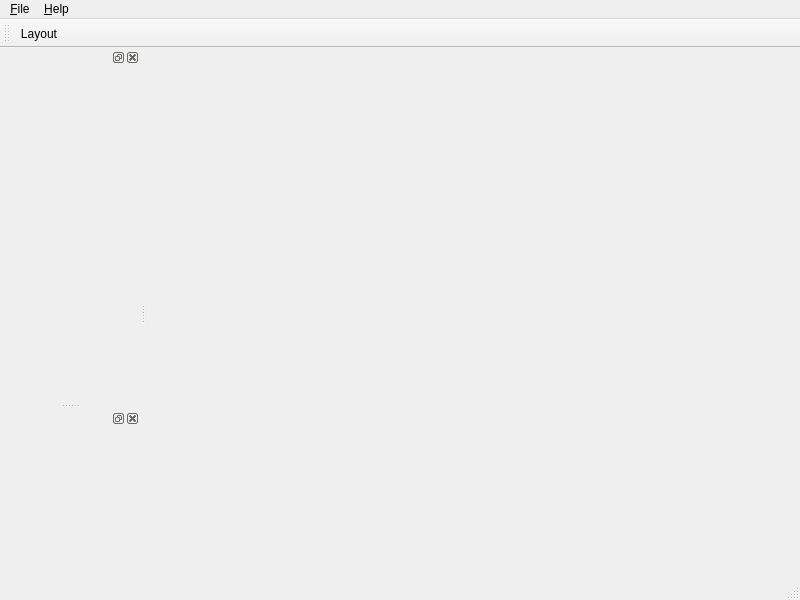
The window that apps/cts/ui/MainWindow.ui (jjacobsson/calltree) describes before a commit, drawn with Qt 5.
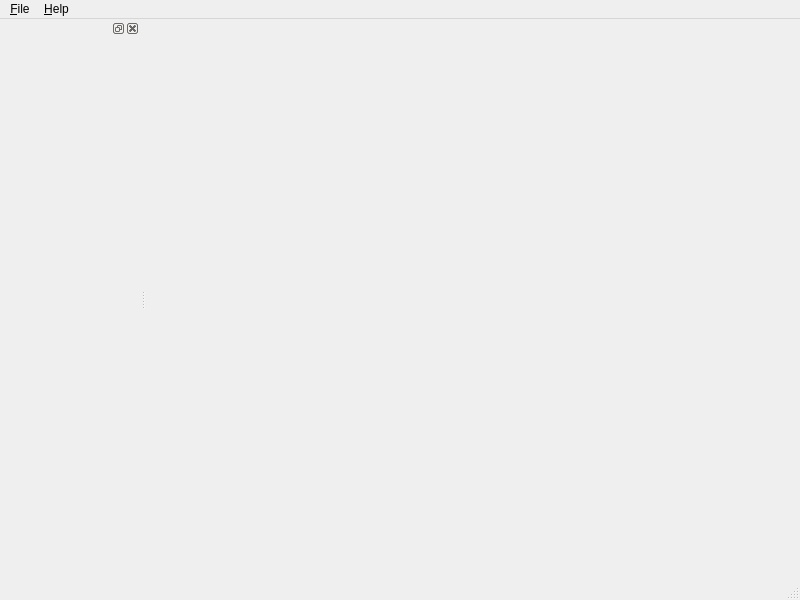
The same window after the commit.

Commit message: Rmoved some cruft in the main window.

```diff
--- a/apps/cts/ui/MainWindow.ui
+++ b/apps/cts/ui/MainWindow.ui
@@ -90,24 +90,6 @@
    </attribute>
    <widget class="QWidget" name="dockWidgetContents"/>
   </widget>
-  <widget class="QToolBar" name="toolBar">
-   <property name="windowTitle">
-    <string>toolBar</string>
-   </property>
-   <attribute name="toolBarArea">
-    <enum>TopToolBarArea</enum>
-   </attribute>
-   <attribute name="toolBarBreak">
-    <bool>false</bool>
-   </attribute>
-   <addaction name="m_ActionLayout"/>
-  </widget>
-  <widget class="QDockWidget" name="dockWidget">
-   <attribute name="dockWidgetArea">
-    <number>1</number>
-   </attribute>
-   <widget class="QWidget" name="dockWidgetContents_2"/>
-  </widget>
   <action name="m_ActionOpen">
    <property name="text">
     <string>&amp;Open</string>
@@ -127,19 +109,6 @@
     <bool>false</bool>
    </property>
   </action>
-  <action name="m_ActionLayout">
-   <property name="text">
-    <string>&amp;Layout</string>
-   </property>
-   <property name="toolTip">
-    <string>Auto layout all nodes</string>
-   </property>
-  </action>
-  <action name="actionBanan">
-   <property name="text">
-    <string>Banan</string>
-   </property>
-  </action>
  </widget>
  <resources/>
  <connections/>
```
The commit also changes 1 other file.
